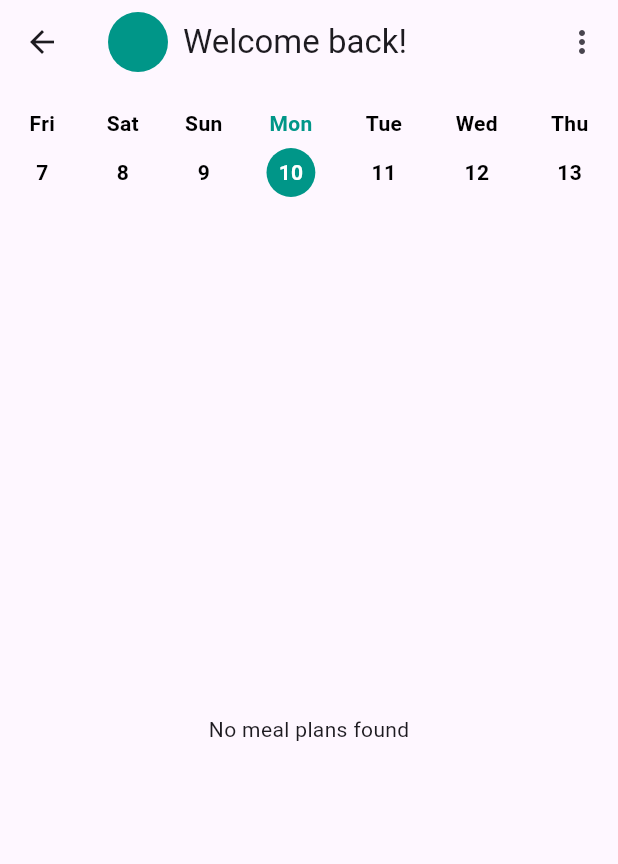
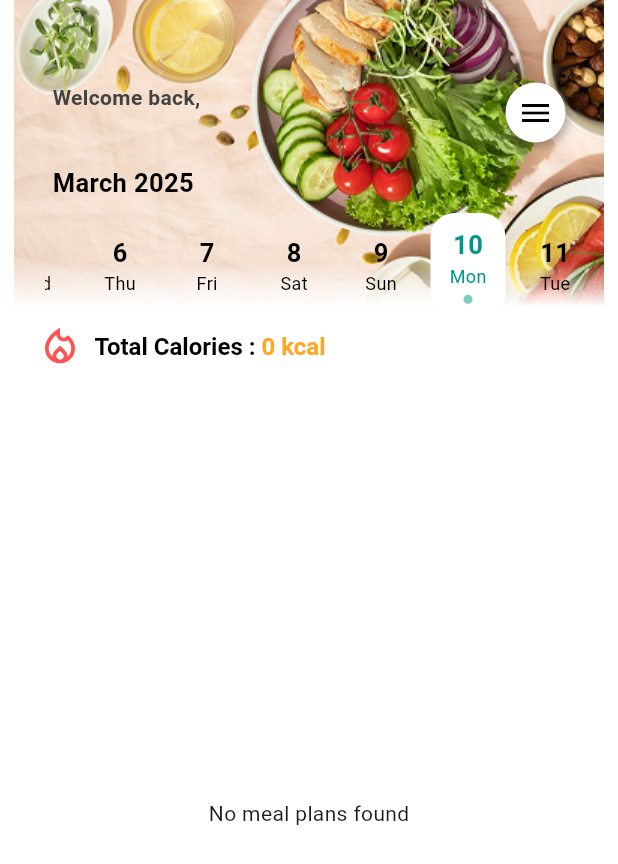
Before and after one commit to liyuwan/RAG-Agent-for-Lifestyle-Improvement, a Flutter app: the MealsPlanPage screen opened directly, on a phone screen of 412 x 824 dp. Shown: the top 864 px of the screen. Run offline on Flutter 3.47's test engine with Material 3 defaults, Android fonts, the phone set to English and light mode, and no system bars; our stand-ins replace cloud_firestore, firebase_auth, firebase_core, firebase_storage, flutter_tts, google_sign_in and 2 more; accounts and stored records are empty; project files that could hold a hidden picture were left out.

Commit message:
Updated meals plan page

```diff
--- a/rag_flutter_app/lib/pages/meals_plan_page.dart
+++ b/rag_flutter_app/lib/pages/meals_plan_page.dart
@@ -3,9 +3,7 @@ import 'package:cloud_firestore/cloud_firestore.dart';
 import 'package:firebase_auth/firebase_auth.dart';
 import 'dart:convert';
 import 'package:intl/intl.dart';
-import 'package:rag_flutter_app/pages/login_page.dart';
-import 'package:rag_flutter_app/pages/profile_page.dart';
-import 'package:rag_flutter_app/widgets/menu_bar_icon.dart';
+import '../widgets/menu_bar_icon.dart';
 
 class MealsPlanPage extends StatefulWidget {
   const MealsPlanPage({super.key});
@@ -16,20 +14,61 @@ class MealsPlanPage extends StatefulWidget {
 
 class _MealsPlanPageState extends State<MealsPlanPage> {
   DateTime selectedDate = DateTime.now();
+  String username = '';
+  int _totalCalories = 0;
 
-  String get userId {
-    final user = FirebaseAuth.instance.currentUser;
-    return user?.uid ?? '';
+  @override
+  void initState() {
+    super.initState();
+    _fetchUserData(); // Fetch the username when the page loads
   }
 
-  Stream<QuerySnapshot> getLatestMealPlans() {
+  // Fetch the username from Firestore
+  Future<void> _fetchUserData() async {
+    final user = FirebaseAuth.instance.currentUser;
+    if (user != null) {
+      try {
+        final userDoc = await FirebaseFirestore.instance
+            .collection('users')
+            .doc(user.uid)
+            .get();
+        if (userDoc.exists) {
+          setState(() {
+            username = userDoc['name'] ?? 'User';
+          });
+        }
+      } catch (e) {
+        print('Error fetching user data: $e');
+      }
+    }
+  }
+
+  Stream<QuerySnapshot> getMealPlansForDate(DateTime selectedDate) {
+    final user = FirebaseAuth.instance.currentUser;
+    if (user == null) return Stream.empty();
+
+    // Define the start and end of the selected date
+    final startOfDay = DateTime(
+        selectedDate.year, selectedDate.month, selectedDate.day, 0, 0, 0, 0);
+    final endOfDay = DateTime(selectedDate.year, selectedDate.month,
+        selectedDate.day, 23, 59, 59, 999);
+
     return FirebaseFirestore.instance
         .collection('users')
-        .doc(userId)
-        .collection('plans')
-        .where('type', isEqualTo: 'meal')
-        .orderBy('date', descending: true)
+        .doc(user.uid)
+        .collection('meal_plans') // Changed from 'plans' to 'meal_plans'
+        .where('target_date', isGreaterThanOrEqualTo: Timestamp.fromDate(startOfDay))
+        .where('target_date', isLessThanOrEqualTo: Timestamp.fromDate(endOfDay))
+        .orderBy('target_date', descending: true)
+        .limit(1)
         .snapshots();
+  }
+
+  /// Handle date selection
+  void onDateSelected(DateTime date) {
+    setState(() {
+      selectedDate = date;
+    });
   }
 
   int _calculateTotalCalories(Map<String, dynamic> content) {
@@ -43,42 +82,122 @@ class _MealsPlanPageState extends State<MealsPlanPage> {
     return total;
   }
 
-  Widget _buildCalendar() {
-    return Row(
-      mainAxisAlignment: MainAxisAlignment.spaceBetween,
-      children: List.generate(7, (index) {
-        DateTime date = DateTime.now().subtract(Duration(days: 3 - index));
-        return GestureDetector(
-          onTap: () => setState(() => selectedDate = date),
-          child: Column(
+  Widget buildProfileSection() {
+    return Padding(
+      padding: const EdgeInsets.symmetric(horizontal: 35),
+      child: Row(
         children: [
           Text(
-                DateFormat('E').format(date),
+            "Welcome back,\n$username", // Display the username here
+            style: TextStyle(fontSize: 14, fontWeight: FontWeight.w700, color: Colors.grey[800]),
+          ),
+          const Spacer(),
+          MenuBarIcon(),
+        ],
+      ),
+    );
+  }
+
+  Widget buildCalendar() {
+    // Calculate the first and last day of the current month
+    DateTime now = DateTime.now();
+    DateTime firstDayOfCurrentMonth = DateTime(now.year, now.month, 1);
+    DateTime lastDayOfCurrentMonth = DateTime(now.year, now.month + 1, 0);
+
+    // Calculate the first and last day of the next month
+    DateTime firstDayOfNextMonth = DateTime(now.year, now.month + 1, 1);
+    DateTime lastDayOfNextMonth = DateTime(now.year, now.month + 2, 0);
+
+    // Calculate the total number of days to display
+    int totalDays = lastDayOfCurrentMonth.day + lastDayOfNextMonth.day;
+
+    // Calculate the index of the selected date
+    int todayIndex = selectedDate.isBefore(firstDayOfNextMonth)
+        ? selectedDate.day - 1
+        : lastDayOfCurrentMonth.day + selectedDate.day - 1;
+
+    return Column(
+      crossAxisAlignment: CrossAxisAlignment.start,
+      children: [
+        Padding(
+          padding: const EdgeInsets.only(left: 35, top: 15, bottom: 8),
+          child: Text(
+            DateFormat.yMMMM().format(selectedDate),
             style: TextStyle(
+              fontSize: 17, // Increased font size
               fontWeight: FontWeight.bold,
-                  color: selectedDate == date ? Colors.teal : Colors.black,
+              color: Colors.black,
             ),
           ),
+        ),
+        Padding(
+          padding: const EdgeInsets.symmetric(horizontal: 30),
+          child: SizedBox(
+            height: 70,
+            child: ListView.builder(
+              scrollDirection: Axis.horizontal,
+              itemCount: totalDays,
+              controller: ScrollController(
+                initialScrollOffset: (todayIndex * 50).toDouble() - MediaQuery.of(context).size.width / 2 + 25,
+              ),
+              itemBuilder: (context, index) {
+                DateTime date;
+                if (index < lastDayOfCurrentMonth.day) {
+                  date = firstDayOfCurrentMonth.add(Duration(days: index));
+                } else {
+                  date = firstDayOfNextMonth.add(Duration(days: index - lastDayOfCurrentMonth.day));
+                }
+
+                bool isSelected = date.day == selectedDate.day && date.month == selectedDate.month && date.year == selectedDate.year;
+                bool isToday = date.day == DateTime.now().day && date.month == DateTime.now().month && date.year == DateTime.now().year;
+
+                return GestureDetector(
+                  onTap: () => onDateSelected(date),
+                  child: Container(
+                    width: 50,
+                    margin: const EdgeInsets.symmetric(horizontal: 4),
+                    decoration: BoxDecoration(
+                      color: isSelected ? Colors.white : Colors.transparent,
+                      borderRadius: BorderRadius.circular(16), // Increased border radius
+                    ),
+                    alignment: Alignment.center,
+                    child: Column(
+                      mainAxisAlignment: MainAxisAlignment.center,
+                      children: [
+                        Text(
+                          "${date.day}",
+                          style: TextStyle(
+                            fontSize: 17,
+                            fontWeight: FontWeight.w600,
+                            color: isSelected ? Colors.teal : (isToday ? Colors.deepOrange[400] : Colors.black),
+                          ),
+                        ),
+                        Text(
+                          DateFormat.E().format(date), // Short day name
+                          style: TextStyle(
+                            fontSize: 12,
+                            color: isSelected ? Colors.teal : (isToday ? Colors.deepOrange[300] : Colors.black),
+                          ),
+                        ),
+                        if (isSelected)
                           Container(
-                margin: EdgeInsets.only(top: 5),
-                padding: EdgeInsets.all(8),
+                            margin: const EdgeInsets.only(top: 4),
+                            width: 6,
+                            height: 6,
                             decoration: BoxDecoration(
-                  color:
-                      selectedDate == date ? Colors.teal : Colors.transparent,
                               shape: BoxShape.circle,
+                              color: Colors.teal[200],
                             ),
-                child: Text(
-                  date.day.toString(),
-                  style: TextStyle(
-                    fontWeight: FontWeight.bold,
-                    color: selectedDate == date ? Colors.white : Colors.black,
+                          ),
+                      ],
+                    ),
+                  ),
+                );
+              },
             ),
           ),
         ),
       ],
-          ),
-        );
-      }),
     );
   }
 
@@ -87,22 +206,27 @@ class _MealsPlanPageState extends State<MealsPlanPage> {
 
     return Card(
       margin: EdgeInsets.symmetric(vertical: 10, horizontal: 16),
-      elevation: 3,
-      shape: RoundedRectangleBorder(borderRadius: BorderRadius.circular(10)),
+      shape: RoundedRectangleBorder(borderRadius: BorderRadius.circular(20)),
+      color: Colors.teal[50],
+      elevation: 0,
       child: Padding(
         padding: const EdgeInsets.all(16),
         child: Column(
+          children: [
+            // Upper part: icon and text side by side.
+            Row(
+              crossAxisAlignment: CrossAxisAlignment.center, // Center the icon vertically
+              children: [
+                SizedBox(width: 10),
+                Icon(icon, color: Colors.grey[700], size: 28),
+                SizedBox(width: 25),
+                Expanded(
+                  child: Column(
                     crossAxisAlignment: CrossAxisAlignment.start,
                     children: [
-            Row(
-              children: [
-                Icon(icon, color: Colors.teal, size: 30),
-                SizedBox(width: 10),
                       Text(
                         title,
-                  style: TextStyle(fontWeight: FontWeight.bold, fontSize: 18),
-                ),
-              ],
+                        style: TextStyle(fontWeight: FontWeight.w500, fontSize: 17),
                       ),
                       SizedBox(height: 8),
                       Column(
@@ -111,15 +235,30 @@ class _MealsPlanPageState extends State<MealsPlanPage> {
                             .map<Widget>(
                               (item) => Padding(
                                 padding: EdgeInsets.only(bottom: 4),
-                      child: Text(item, style: TextStyle(fontSize: 14)),
+                                child: Text(item, style: TextStyle(fontSize: 13)),
                               ),
                             )
                             .toList(),
                       ),
+                    ],
+                  ),
+                ),
+              ],
+            ),
+            SizedBox(height: 16),
+            Divider(color: Colors.white70, thickness: 3,),
             SizedBox(height: 8),
+            // Lower part: calories information
+            Row(
+              mainAxisAlignment: MainAxisAlignment.center,
+              children: [
+                Icon(Icons.local_fire_department_outlined, color: Colors.black87),
+                SizedBox(width: 4),
                 Text(
                   "${data['calories']} kcal",
                   style: TextStyle(fontWeight: FontWeight.w600),
+                ),
+              ],
             ),
           ],
         ),
@@ -129,121 +268,79 @@ class _MealsPlanPageState extends State<MealsPlanPage> {
 
   @override
   Widget build(BuildContext context) {
+    double screenHeight = MediaQuery.of(context).size.height;// Declare totalCalories here
+
     return Scaffold(
-      appBar: AppBar(
-        title: Row(
+      body: Column(
         children: [
-            CircleAvatar(backgroundColor: Colors.teal),
-            SizedBox(width: 10),
-            Text("Welcome back!"),
+          SizedBox(
+            height: screenHeight * 0.25, // Ensuring full 25% height
+            child: Stack(
+              fit: StackFit.expand,
+              children: [
+                // Background image (Positioned to align from top)
+                Positioned.fill(
+                  child: Image.asset(
+                    'assets/mealplan-banner.png', // Replace with your image path
+                    fit: BoxFit.none, // Ensures full width without cropping
+                    alignment:
+                        Alignment.topCenter, // Aligns the image from the top
+                  ),
+                ),
+
+                // Foreground content: Profile + Calendar, ensuring they fill the space
+                Column(
+                  children: [
+                    const SizedBox(height: 55),
+                    buildProfileSection(),
+                    buildCalendar(),
                   ],
-        ),
-        actions: [
-          PopupMenuButton<String>(
-            icon: const Icon(Icons.more_vert), // Vertical three dots icon
-            onSelected: (value) {
-              switch (value) {
-                case 'Profile':
-                  Navigator.push(
-                    context,
-                    MaterialPageRoute(
-                        builder: (context) => const ProfilePage()),
-                  );
-                  break;
-                case 'Settings':
-                  Navigator.push(
-                    context,
-                    MaterialPageRoute(
-                        builder: (context) => const SettingsPage()),
-                  );
-                  break;
-                case 'Logout':
-                  FirebaseAuth.instance.signOut();
-                  Navigator.pushReplacement(
-                    context,
-                    MaterialPageRoute(builder: (context) => const LoginPage()),
-                  );
-                  break;
-              }
-            },
-            itemBuilder: (BuildContext context) {
-              return {'Profile', 'Settings', 'Logout'}.map((String choice) {
-                IconData icon;
-                Color iconColor = const Color(0xFF008080);
-                switch (choice) {
-                  case 'Profile':
-                    icon = Icons.account_circle;
-                    iconColor = iconColor;
-                    break;
-                  case 'Settings':
-                    icon = Icons.settings;
-                    iconColor = iconColor;
-                    break;
-                  case 'Logout':
-                    icon = Icons.exit_to_app;
-                    iconColor = Colors.red;
-                    break;
-                  default:
-                    icon = Icons.help;
-                }
-
-                return PopupMenuItem<String>(
-                  value: choice,
-                  padding:
-                      EdgeInsets.zero, // Remove any padding to prevent spacing
-                  child: Row(
-                    mainAxisAlignment: MainAxisAlignment.spaceEvenly,
-                    children: [
-                      // Wrapping CircleAvatar with a Container for the shadow effect
-                      Container(
-                        decoration: BoxDecoration(
-                          shape: BoxShape.circle,
-                          boxShadow: [
-                            BoxShadow(
-                              color:
-                                  Colors.black.withOpacity(0.3), // Shadow color
-                              blurRadius: 10.0, // Blurry effect
-                              spreadRadius: 1.0, // Spread of the shadow
-                              offset: Offset(3, 3), // Position of the shadow
                 ),
               ],
             ),
-                        child: CircleAvatar(
-                          backgroundColor:
-                              Colors.grey[200], // Set a color if needed
-                          radius: 20,
-                          child: Icon(icon, color: iconColor),
+          ),
+          SizedBox(height: 10),
+          Padding(
+            padding: EdgeInsets.symmetric(horizontal: 25),
+            child: Row(
+              mainAxisAlignment: MainAxisAlignment.start,
+              children: [
+                Icon(Icons.local_fire_department_outlined,
+                    color: Colors.redAccent, size: 30),
+                const SizedBox(width: 8),
+                RichText(
+                  text: TextSpan(
+                    style: const TextStyle(
+                      fontSize: 16,
+                      fontWeight: FontWeight.w600,
+                      color: Colors.black, // Default text color
+                    ),
+                    children: [
+                      const TextSpan(text: "Total Calories : "), // Normal text
+                      TextSpan(
+                        text: "$_totalCalories kcal", // The variable part (e.g., "Moderate")
+                        style: TextStyle(
+                          color: Colors.orange[400], // Set only the workout level text to orange
+                          fontWeight: FontWeight.bold,
                         ),
                       ),
                     ],
                   ),
-                );
-              }).toList();
-            },
-            color: Colors
-                .transparent, // Make the background of the popup transparent
-            elevation: 0, // Remove the shadow effect of the menu
-            offset: const Offset(30, 30),
                 ),
               ],
             ),
-      body: Column(
-        children: [
-          Padding(
-            padding: EdgeInsets.all(16),
-            child: _buildCalendar(),
           ),
+          SizedBox(height: 15),
           Expanded(
             child: StreamBuilder<QuerySnapshot>(
-              stream: getLatestMealPlans(),
+              stream: getMealPlansForDate(selectedDate),
               builder: (context, snapshot) {
                 if (snapshot.connectionState == ConnectionState.waiting) {
                   return Center(child: CircularProgressIndicator());
                 }
-                if (snapshot.hasError) {
-                  return Center(child: Text("Error loading meal plans"));
-                }
-                if (!snapshot.hasData || snapshot.data!.docs.isEmpty) {
+                if (snapshot.hasError ||
+                    !snapshot.hasData ||
+                    snapshot.data!.docs.isEmpty) {
                   return Center(child: Text("No meal plans found"));
                 }
                 try {
@@ -253,27 +350,25 @@ class _MealsPlanPageState extends State<MealsPlanPage> {
                   final content = rawContent is String
                       ? jsonDecode(rawContent)
                       : rawContent;
-                  final totalCalories = _calculateTotalCalories(content);
+                  final int calculatedCalories = _calculateTotalCalories(content);
 
+                  if (_totalCalories != calculatedCalories) {
+                    WidgetsBinding.instance.addPostFrameCallback((_) {
+                      setState(() {
+                        _totalCalories = calculatedCalories;
+                      });
+                    });
+                  }
                   return ListView(
                     padding: EdgeInsets.all(10),
                     children: [
-                      Padding(
-                        padding: EdgeInsets.symmetric(horizontal: 16),
-                        child: Text(
-                          "Total Calories: $totalCalories kcal",
-                          style: TextStyle(
-                            fontSize: 18,
-                            fontWeight: FontWeight.bold,
-                          ),
-                        ),
-                      ),
                       _buildMealCard("Breakfast", content['breakfast'],
-                          Icons.free_breakfast),
+                          Icons.free_breakfast_outlined),
                       _buildMealCard(
-                          "Lunch", content['lunch'], Icons.lunch_dining),
+                          "Lunch", content['lunch'], Icons.lunch_dining_outlined),
                       _buildMealCard(
-                          "Dinner", content['dinner'], Icons.dinner_dining),
+                          "Dinner", content['dinner'], Icons.dinner_dining_outlined),
+                      const SizedBox(height: 100),
                     ],
                   );
                 } catch (e) {
@@ -284,6 +379,7 @@ class _MealsPlanPageState extends State<MealsPlanPage> {
           ),
         ],
       ),
+      backgroundColor: Colors.white,
     );
   }
 }
--- a/rag_flutter_app/lib/pages/workout_plan_page.dart
+++ b/rag_flutter_app/lib/pages/workout_plan_page.dart
@@ -370,7 +370,7 @@ class _WorkoutPlanPageState extends State<WorkoutPlanPage> {
                 // Background image (Positioned to align from top)
                 Positioned.fill(
                   child: Image.asset(
-                    'assets/workout.png', // Image path
+                    'assets/workoutplan-banner.png', // Image path
                     fit: BoxFit.none, // Ensures full width without cropping
                     alignment:
                         Alignment.topCenter, // Aligns the image from the top
--- a/rag_flutter_app/pubspec.yaml
+++ b/rag_flutter_app/pubspec.yaml
@@ -39,7 +39,8 @@ flutter:
   assets:
     - assets/logo.png
     - assets/voice_chat.png
-    - assets/workout.png
     - assets/dumbell.png
     - assets/google_logo.png
     - assets/login_logo.png
+    - assets/mealplan-banner.png
+    - assets/workoutplan-banner.png
```
Also changed, not shown: rag_flutter_app/assets/mealplan-banner.png (added), rag_flutter_app/assets/workoutplan-banner.png (renamed from rag_flutter_app/assets/workout.png). Lines whose indentation alone changed are shown as unchanged.
